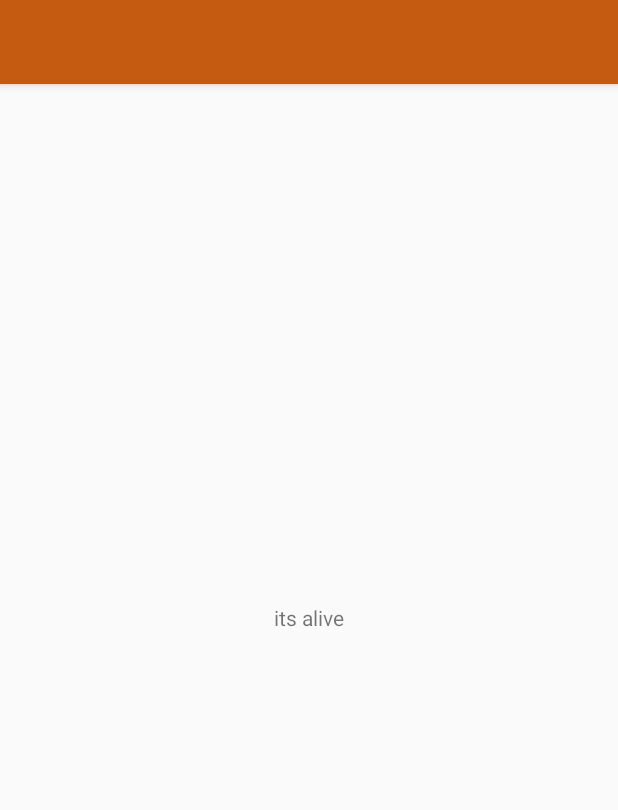
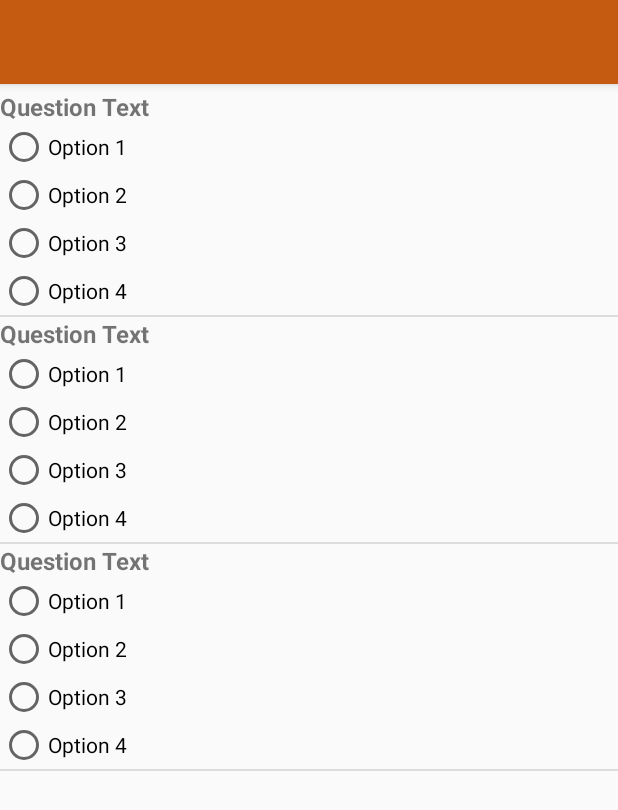
Before and after one commit to TDaisyT/Questionnare, an Android app: the layout activity_questions.xml on its own in the app's theme, with its tools: preview values and no code run, on a phone screen of 412 x 824 dp. Shown: the top 810 px of the screen. Run offline under Robolectric (Android 15) with nearby library versions, the phone set to English and light mode, and no system bars.

Commit message:
define questions's sturckture as list items

```diff
--- a/app/src/main/res/layout/activity_questions.xml
+++ b/app/src/main/res/layout/activity_questions.xml
@@ -17,11 +17,12 @@
 
     </androidx.appcompat.widget.Toolbar>
 
-    <TextView
-        android:layout_width="wrap_content"
-        android:layout_height="wrap_content"
-        android:text="its alive"
-        android:layout_centerVertical="true"
-        android:layout_centerHorizontal="true"/>
+    <ListView
+        android:id="@+id/list_questions"
+        android:layout_width="match_parent"
+        android:layout_height="match_parent"
+        android:layout_below="@id/topline"
+        android:layout_marginTop="4dp"
+        tools:listitem="@layout/question_list" />
 
 </RelativeLayout>
--- /dev/null
+++ b/app/src/main/res/layout/question_list.xml
@@ -0,0 +1,47 @@
+<?xml version="1.0" encoding="utf-8"?>
+<LinearLayout
+    xmlns:android="http://schemas.android.com/apk/res/android"
+    android:layout_width="match_parent"
+    android:layout_height="wrap_content"
+    android:orientation="vertical">
+
+    <TextView
+        android:id="@+id/questionTextView"
+        android:layout_width="match_parent"
+        android:layout_height="wrap_content"
+        android:text="Question Text"
+        android:textSize="16sp"
+        android:textStyle="bold" />
+
+    <RadioGroup
+        android:id="@+id/optionsRadioGroup"
+        android:layout_width="match_parent"
+        android:layout_height="wrap_content">
+
+        <RadioButton
+            android:id="@+id/option1RadioButton"
+            android:layout_width="match_parent"
+            android:layout_height="wrap_content"
+            android:text="Option 1" />
+
+        <RadioButton
+            android:id="@+id/option2RadioButton"
+            android:layout_width="match_parent"
+            android:layout_height="wrap_content"
+            android:text="Option 2" />
+
+        <RadioButton
+            android:id="@+id/option3RadioButton"
+            android:layout_width="match_parent"
+            android:layout_height="wrap_content"
+            android:text="Option 3" />
+
+        <RadioButton
+            android:id="@+id/option4RadioButton"
+            android:layout_width="match_parent"
+            android:layout_height="wrap_content"
+            android:text="Option 4" />
+
+        <!-- Add more options as needed -->
+    </RadioGroup>
+</LinearLayout>
```
